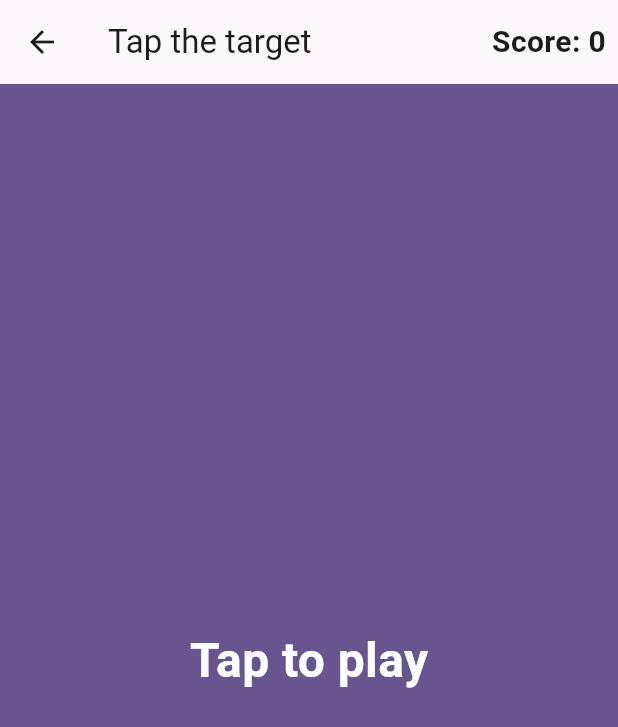
After one commit to Hikuluno/Projet_ProgM, a Flutter app: the TargetGame screen opened by its route, on a phone screen of 412 x 824 dp. The commit adds this screen. Shown: the top 727 px of the screen. Run offline on Flutter 3.47's test engine with Material 2 defaults, Android fonts, the phone set to English and light mode, and no system bars; missing offline and left inert: filesystem_picker, flutter_p2p_connection.

Commit message:
target_game

```diff
--- a/lib/main.dart
+++ b/lib/main.dart
@@ -2,6 +2,7 @@ import 'package:flutter/material.dart';
 import 'package:flutter_application_1/screens/games.dart';
 import 'package:flutter_application_1/screens/greenlight.dart';
 import 'package:flutter_application_1/screens/solo_screen.dart';
+import 'package:flutter_application_1/screens/target_game.dart';
 import './screens/home_screen.dart';
 import './screens/quiz_question.dart';
 import './screens/multiplayer_screen.dart';
@@ -30,6 +31,7 @@ class MyApp extends StatelessWidget {
         '/games': (context) => const Games(),
         '/quiz': (context) => const QuizPage(),
         '/greenlight': (context) => const GreenLight(),
+        '/target_game': (context) => TargetGame(),
       },
     );
   }
--- a/lib/screens/games.dart
+++ b/lib/screens/games.dart
@@ -35,8 +35,13 @@ class Games extends StatelessWidget {
             ),
             const SizedBox(height: 10),
             OutlinedButton(
-              onPressed: () {},
-              child: const Text('GAME3'),
+              onPressed: () {
+                Navigator.pushNamed(
+                  context,
+                  '/target_game',
+                );
+              },
+              child: const Text('TAP THE TARGET'),
             ),
             const SizedBox(height: 10),
             OutlinedButton(
--- a/lib/screens/greenlight.dart
+++ b/lib/screens/greenlight.dart
@@ -50,7 +50,7 @@ class _GreenLightState extends State<GreenLight> {
                   mainAxisAlignment: MainAxisAlignment.center,
                   children: const [
                     Text(
-                      'Tap to start',
+                      'Tap to play',
                       style: TextStyle(fontSize: 32, color: Colors.white),
                     ),
                     SizedBox(height: 32),
--- /dev/null
+++ b/lib/screens/target_game.dart
@@ -0,0 +1,151 @@
+import 'dart:async';
+import 'dart:math';
+
+import 'package:flutter/material.dart';
+import 'package:flutter_application_1/score.dart';
+import 'package:flutter_application_1/target.dart';
+
+class TargetGame extends StatefulWidget {
+  final double size;
+  final Color color;
+
+  const TargetGame({super.key, this.size = 100, this.color = Colors.red});
+  @override
+  TargetGameState createState() => TargetGameState();
+}
+
+class TargetGameState extends State<TargetGame> {
+  final GlobalKey<ScoreWidgetState> _scoreKey = GlobalKey();
+  late ScoreWidget _scoreWidget;
+  late Timer _timer;
+  bool _isGameRunning = false;
+  bool _isGameFinished = false;
+  double _targetXPosition = 0;
+  double _targetYPosition = 0;
+  final _random = Random();
+
+  @override
+  void initState() {
+    super.initState();
+    _scoreWidget = ScoreWidget(key: _scoreKey);
+  }
+
+  @override
+  Widget build(BuildContext context) {
+    return Scaffold(
+        appBar: AppBar(
+          title: const Text('Tap the target'),
+          actions: [
+            Padding(
+              padding: const EdgeInsets.all(8.0),
+              child: _scoreWidget,
+            ),
+          ],
+        ),
+        body: _isGameRunning
+            ? GestureDetector(
+                onTap: _onTapTarget,
+                child: Stack(
+                  children: [
+                    Positioned(
+                      left: _targetXPosition,
+                      bottom: _targetYPosition,
+                      child: Container(
+                        width: widget.size,
+                        height: widget.size,
+                        color: Colors.transparent,
+                        child: Target(),
+                      ),
+                    ),
+                  ],
+                ),
+              )
+            : _isGameFinished
+                ? GestureDetector(
+                    onTap: () {
+                      _isGameFinished = false;
+                      startGame();
+                    },
+                    child: Container(
+                      color: Theme.of(context).primaryColor,
+                      child: Center(
+                          child: Column(
+                        mainAxisAlignment: MainAxisAlignment.center,
+                        children: const [
+                          Text(
+                            'Replay ?',
+                            style: TextStyle(
+                                fontSize: 32,
+                                color: Colors.white,
+                                fontWeight: FontWeight.bold),
+                          ),
+                        ],
+                      )),
+                    ),
+                  )
+                : GestureDetector(
+                    onTap: () {
+                      startGame();
+                    },
+                    child: Container(
+                      color: Theme.of(context).primaryColor,
+                      child: Center(
+                          child: Column(
+                        mainAxisAlignment: MainAxisAlignment.center,
+                        children: const [
+                          Text(
+                            'Tap to play',
+                            style: TextStyle(
+                                fontSize: 32,
+                                color: Colors.white,
+                                fontWeight: FontWeight.bold),
+                          ),
+                        ],
+                      )),
+                    ),
+                  ));
+  }
+
+  @override
+  void dispose() {
+    super.dispose();
+    if (!_isGameRunning) {
+      _timer.cancel();
+    }
+  }
+
+  void startGame() {
+    spawnTarget();
+    setState(() {
+      _isGameRunning = true;
+    });
+    _timer = Timer.periodic(
+        Duration(milliseconds: (_random.nextInt(10) + 1) * 100), (timer) {
+      if (timer.tick >= 20) {
+        timer.cancel();
+        setState(() {
+          _isGameRunning = false;
+          _isGameFinished = true;
+        });
+        return;
+      }
+    });
+  }
+
+  void spawnTarget() {
+    if (_isGameRunning) {
+      print("spawn target");
+      setState(() {
+        _targetXPosition = _random.nextDouble() *
+            (MediaQuery.of(context).size.width - widget.size);
+        _targetYPosition = _random.nextDouble() *
+            (MediaQuery.of(context).size.height - widget.size);
+      });
+    }
+  }
+
+  void _onTapTarget() {
+    _scoreKey.currentState?.increment();
+    spawnTarget();
+  }
+}
```
Also changed, not shown: lib/target.dart (added, +35 -0 lines).
